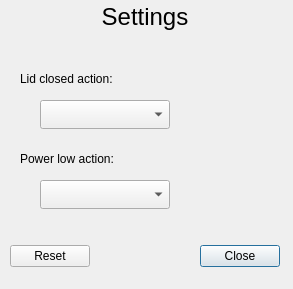
Before: the Qt Designer form razorqt-power/razor-autosuspend/settings_dialog.ui in Razor-qt/razor-qt, drawn with Qt 5.
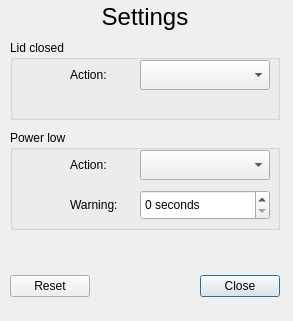
After: the same form once the commit is applied.

Commit message: Setting for number of seconds warning when power low

```diff
--- a/razorqt-power/razor-autosuspend/settings_dialog.ui
+++ b/razorqt-power/razor-autosuspend/settings_dialog.ui
@@ -7,7 +7,7 @@
     <x>0</x>
     <y>0</y>
     <width>293</width>
-    <height>289</height>
+    <height>321</height>
    </rect>
   </property>
   <property name="windowTitle">
@@ -17,7 +17,7 @@
    <property name="geometry">
     <rect>
      <x>10</x>
-     <y>240</y>
+     <y>270</y>
      <width>270</width>
      <height>32</height>
     </rect>
@@ -50,51 +50,106 @@
     <set>Qt::AlignCenter</set>
    </property>
   </widget>
-  <widget class="QLabel" name="lidClosedActionLabel">
+  <widget class="QGroupBox" name="groupBox">
    <property name="geometry">
     <rect>
-     <x>20</x>
-     <y>70</y>
-     <width>170</width>
-     <height>17</height>
+     <x>10</x>
+     <y>130</y>
+     <width>270</width>
+     <height>100</height>
     </rect>
    </property>
-   <property name="text">
-    <string>Lid closed action:</string>
+   <property name="title">
+    <string>Power low</string>
    </property>
+   <widget class="QComboBox" name="powerLowActionComboBox">
+    <property name="geometry">
+     <rect>
+      <x>130</x>
+      <y>20</y>
+      <width>130</width>
+      <height>30</height>
+     </rect>
+    </property>
+   </widget>
+   <widget class="QLabel" name="label">
+    <property name="geometry">
+     <rect>
+      <x>60</x>
+      <y>20</y>
+      <width>60</width>
+      <height>30</height>
+     </rect>
+    </property>
+    <property name="text">
+     <string>Action:</string>
+    </property>
+   </widget>
+   <widget class="QLabel" name="label_2">
+    <property name="geometry">
+     <rect>
+      <x>60</x>
+      <y>60</y>
+      <width>60</width>
+      <height>30</height>
+     </rect>
+    </property>
+    <property name="text">
+     <string>Warning:</string>
+    </property>
+   </widget>
+   <widget class="QSpinBox" name="powerLowWarningSpinBox">
+    <property name="geometry">
+     <rect>
+      <x>130</x>
+      <y>60</y>
+      <width>130</width>
+      <height>30</height>
+     </rect>
+    </property>
+    <property name="suffix">
+     <string> seconds</string>
+    </property>
+    <property name="maximum">
+     <number>500</number>
+    </property>
+   </widget>
   </widget>
-  <widget class="QLabel" name="powerLowActionLabel">
+  <widget class="QGroupBox" name="groupBox_2">
    <property name="geometry">
     <rect>
-     <x>20</x>
-     <y>150</y>
-     <width>171</width>
-     <height>17</height>
+     <x>10</x>
+     <y>40</y>
+     <width>270</width>
+     <height>80</height>
     </rect>
    </property>
-   <property name="text">
-    <string>Power low action:</string>
+   <property name="title">
+    <string>Lid closed</string>
    </property>
-  </widget>
-  <widget class="QComboBox" name="lidClosedActionComboBox">
-   <property name="geometry">
-    <rect>
-     <x>40</x>
-     <y>100</y>
-     <width>130</width>
-     <height>29</height>
-    </rect>
-   </property>
-  </widget>
-  <widget class="QComboBox" name="powerLowActionComboBox">
-   <property name="geometry">
-    <rect>
-     <x>40</x>
-     <y>180</y>
-     <width>130</width>
-     <height>29</height>
-    </rect>
-   </property>
+   <widget class="QComboBox" name="lidClosedActionComboBox">
+    <property name="geometry">
+     <rect>
+      <x>130</x>
+      <y>20</y>
+      <width>130</width>
+      <height>30</height>
+     </rect>
+    </property>
+   </widget>
+   <widget class="QLabel" name="label_3">
+    <property name="geometry">
+     <rect>
+      <x>60</x>
+      <y>20</y>
+      <width>60</width>
+      <height>30</height>
+     </rect>
+    </property>
+    <property name="text">
+     <string>Action:</string>
+    </property>
+   </widget>
   </widget>
  </widget>
  <resources/>
```
The commit also changes 3 other files.
